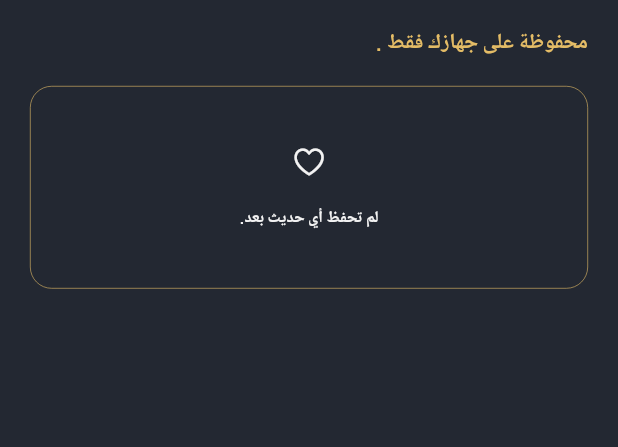
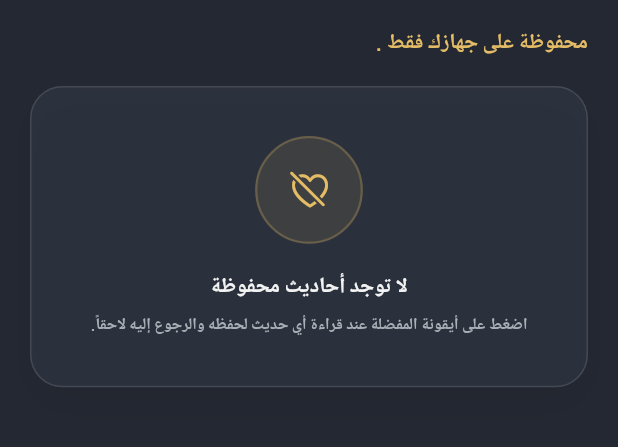
Before and after one commit to mnniv/hadith_app, a Flutter app: the screen it shows after launch, after a tap on "المفضلة", on a phone screen of 412 x 824 dp, the part 170-617 px from its top. Run offline on Flutter 3.47's test engine with Material 3 defaults, Android fonts, the light colour scheme and no system bars; our stand-ins replace bloc, connectivity_plus, dartz, dio, equatable, flutter_bloc and 9 more; Roboto replaces fonts that are missing (Amiri).

Commit message:
fix some issues & change name & icon

```diff
--- a/lib/src/favorite/presentation/screens/favorite_page.dart
+++ b/lib/src/favorite/presentation/screens/favorite_page.dart
@@ -11,6 +11,7 @@ import 'package:gharib/src/favorite/presentation/bloc/favorite_state.dart';
 import 'package:gharib/src/favorite/presentation/delete%20bloc/delete_favorite_bloc.dart';
 import 'package:gharib/src/favorite/presentation/delete%20bloc/delete_favorite_event.dart';
 import 'package:gharib/src/favorite/presentation/widgets/Empty_favorite.dart';
+import 'package:gharib/src/favorite/presentation/widgets/error_state.dart';
 import 'package:gharib/src/favorite/presentation/widgets/favorite_card.dart';
 import 'package:gharib/src/favorite/presentation/widgets/favorite_card_shimmer.dart';
 import 'package:go_router/go_router.dart';
@@ -64,7 +65,10 @@ class FavoritePage extends StatelessWidget {
                       }
 
                       if (state is FavoriteError) {
-                        return Text('Error');
+                        return ErrorFavorite(
+                          onRetry: () =>
+                              context.read<FavoriteBloc>().add(GetFavorites()),
+                        );
                       }
                       if (state is FavoriteSeccess) {
                         final Hadiths = state.favorites;
@@ -100,6 +104,8 @@ class FavoritePage extends StatelessWidget {
                                         context: context,
                                       ),
                                     );
+
+                                    context.pop();
                                   },
                                 );
                               },
--- a/lib/src/favorite/presentation/widgets/Empty_favorite.dart
+++ b/lib/src/favorite/presentation/widgets/Empty_favorite.dart
@@ -10,24 +10,64 @@ class EmptyFavorite extends StatelessWidget {
   @override
   Widget build(BuildContext context) {
     return Container(
-      padding: EdgeInsets.symmetric(horizontal: 16.w, vertical: 20.h),
-      height: 150.h,
       width: double.infinity,
+      padding: EdgeInsets.symmetric(horizontal: 24.w, vertical: 36.h),
       decoration: BoxDecoration(
-        borderRadius: BorderRadius.circular(16.r),
-        border: Border.all(color: AppColors.gold, width: 0.4),
+        color: AppColors.card.withOpacity(0.5),
+        borderRadius: BorderRadius.circular(24.r),
+        border: Border.all(color: AppColors.border, width: 1),
+        boxShadow: [
+          BoxShadow(
+            color: Colors.black.withOpacity(0.05),
+            blurRadius: 20,
+            offset: const Offset(0, 10),
+          ),
+        ],
       ),
       child: Column(
+        mainAxisSize: MainAxisSize.min,
         mainAxisAlignment: MainAxisAlignment.center,
         children: [
-          Icon(CupertinoIcons.heart, color: AppColors.foreground, size: 26.sp),
+          // Glowing Icon Container
+          Container(
+            padding: EdgeInsets.all(20.w),
+            decoration: BoxDecoration(
+              shape: BoxShape.circle,
+              color: AppColors.gold.withOpacity(0.1),
+              border: Border.all(
+                color: AppColors.gold.withOpacity(0.25),
+                width: 1.5,
+              ),
+            ),
+            child: Icon(
+              CupertinoIcons.heart_slash,
+              color: AppColors.gold,
+              size: 32.sp,
+            ),
+          ),
           SizedBox(height: 20.h),
+
+          // Main Title
           Text(
-            'لم تحفظ أي حديث بعد.',
+            'لا توجد أحاديث محفوظة',
             style: TextStyleManger.BlackTitle.copyWith(
               color: AppColors.foreground,
+              fontSize: 16.sp,
+              fontWeight: FontWeight.bold,
+            ),
+            textAlign: TextAlign.center,
+          ),
+          SizedBox(height: 8.h),
+
+          // Subtitle / Guidance
+          Text(
+            'اضغط على أيقونة المفضلة عند قراءة أي حديث لحفظه والرجوع إليه لاحقاً.',
+            style: TextStyleManger.BlackTitle.copyWith(
+              color: AppColors.mutedForeground,
               fontSize: 12.sp,
+              height: 1.5,
             ),
+            textAlign: TextAlign.center,
           ),
         ],
       ),
--- a/lib/src/home/presentation/screens/home_page.dart
+++ b/lib/src/home/presentation/screens/home_page.dart
@@ -5,6 +5,7 @@ import 'package:flutter_screenutil/flutter_screenutil.dart';
 import 'package:gharib/core/SharedWidgets/simple_snackbar.dart';
 import 'package:gharib/core/Theming/Colors/colors.dart';
 import 'package:gharib/core/Theming/Fonts/TextStyleManger.dart';
+import 'package:gharib/src/favorite/presentation/widgets/error_state.dart';
 import 'package:gharib/src/home/presentation/bloc/search_bloc.dart';
 import 'package:gharib/src/home/presentation/bloc/search_event.dart';
 import 'package:gharib/src/home/presentation/bloc/search_state.dart';
@@ -166,7 +167,13 @@ class HomePage extends StatelessWidget {
                             }
 
                             if (state is Error) {
-                              return Text('Error');
+                              return ErrorFavorite(
+                                errorMessage:
+                                    'حدثت مشكلة أثناء عرض النتائج , يرجى إعادة المحاولة .',
+                                onRetry: () => context.read<SearchBloc>().add(
+                                  SearchHadith(query: controller.text.trim()),
+                                ),
+                              );
                             }
                             if (state is SearchSeccess) {
                               final Hadiths = state.result;
```
Also changed, not shown: lib/src/favorite/presentation/widgets/error_state.dart (added, +125 -0 lines), lib/src/favorite/presentation/widgets/favorite_card.dart (+37 -3 lines), lib/src/hadith_details/presentation/hadith_details.dart (+37 -3 lines), lib/src/home/presentation/widgets/custom_bnvb.dart (deleted, +0 -111 lines), lib/src/home/presentation/widgets/hadith_card.dart (+45 -14 lines), assets/img/logo.jpg (added), assets/img/spash.png (added), 6 other files.
